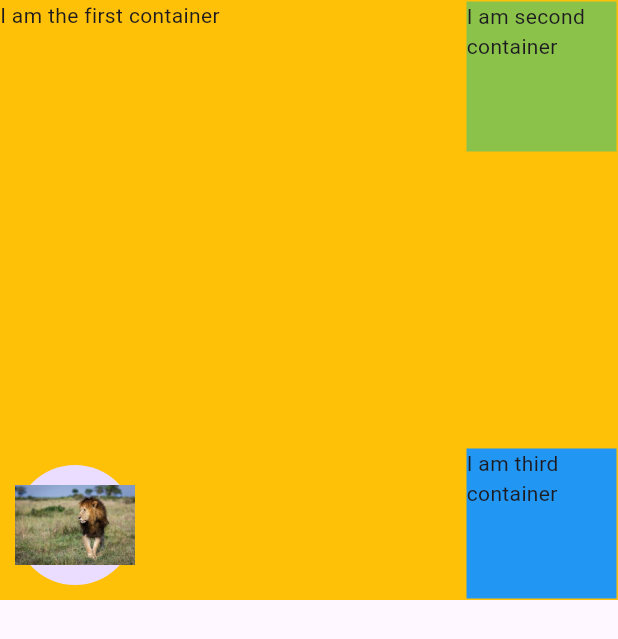
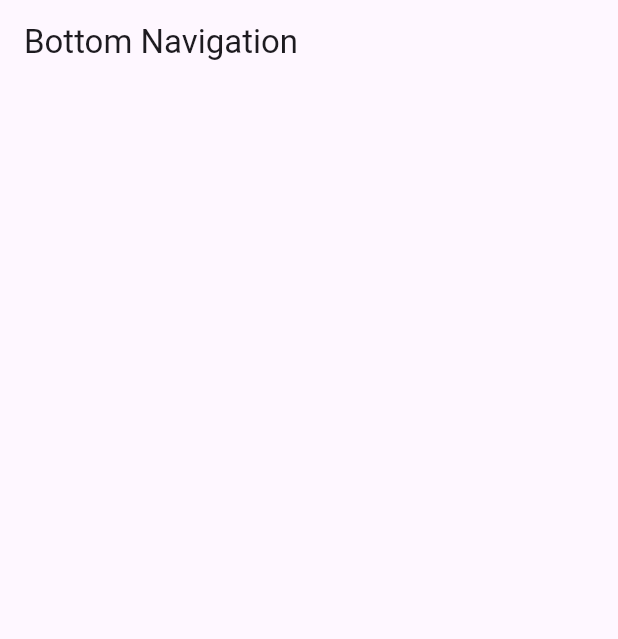
Before and after one commit to Rohankc073/FlutterClasswork, a Flutter app: the screen it shows after launch, on a phone screen of 412 x 824 dp. Shown: the top 639 px of the screen. Run offline on Flutter 3.47's test engine with Material 3 defaults, Android fonts, the phone set to English and light mode, and no system bars.

Commit message:
Bottom Navigation

```diff
--- a/lib/app.dart
+++ b/lib/app.dart
@@ -1,7 +1,8 @@
 import 'package:flutter/material.dart';
+import 'package:project_flutter/view/bottom_navigation_view.dart';
 // import 'package:project_flutter/view/calculator_view.dart';
-import 'package:project_flutter/view/data_table_view.dart';
-import 'package:project_flutter/view/stack_view.dart';
+// import 'package:project_flutter/view/data_table_view.dart';
+// import 'package:project_flutter/view/stack_view.dart';
 // import 'package:project_flutter/view/card_view.dart';
 // import 'package:project_flutter/view/dynamic_card_view.dart';
 
@@ -15,7 +16,7 @@ class MyApp extends StatelessWidget {
     return const MaterialApp(
       debugShowCheckedModeBanner: false, // Hides the debug banner
 
-      home: StackView(), // Sets SimpleGridView as the default screen
+      home: BottomNavigationView(), // Sets SimpleGridView as the default screen
     );
   }
 }
--- /dev/null
+++ b/lib/view/bottom_navigation_view.dart
@@ -0,0 +1,14 @@
+import 'package:flutter/material.dart';
+
+class BottomNavigationView extends StatelessWidget {
+  const BottomNavigationView({super.key});
+
+  @override
+  Widget build(BuildContext context) {
+    return Scaffold(
+      appBar: AppBar(
+        title: const Text("Bottom Navigation"),
+      ),
+    );
+  }
+}
--- a/lib/view/stack_view.dart
+++ b/lib/view/stack_view.dart
@@ -36,12 +36,12 @@ class StackView extends StatelessWidget {
               child: const Text("I am third container"),
             ),
           ),
-          Positioned(
-            bottom: 10,
+          const Positioned(
+            bottom: -50,
             left: 10,
             child: CircleAvatar(
-              radius: 40,
-              child: Image.asset("assets/images/lion.jpeg", fit: BoxFit.cover),
+              radius: 90,
+              backgroundImage: AssetImage("assets/images/lion.jpeg"),
             ),
           )
         ],
```
Also changed, not shown: 10 other files.
